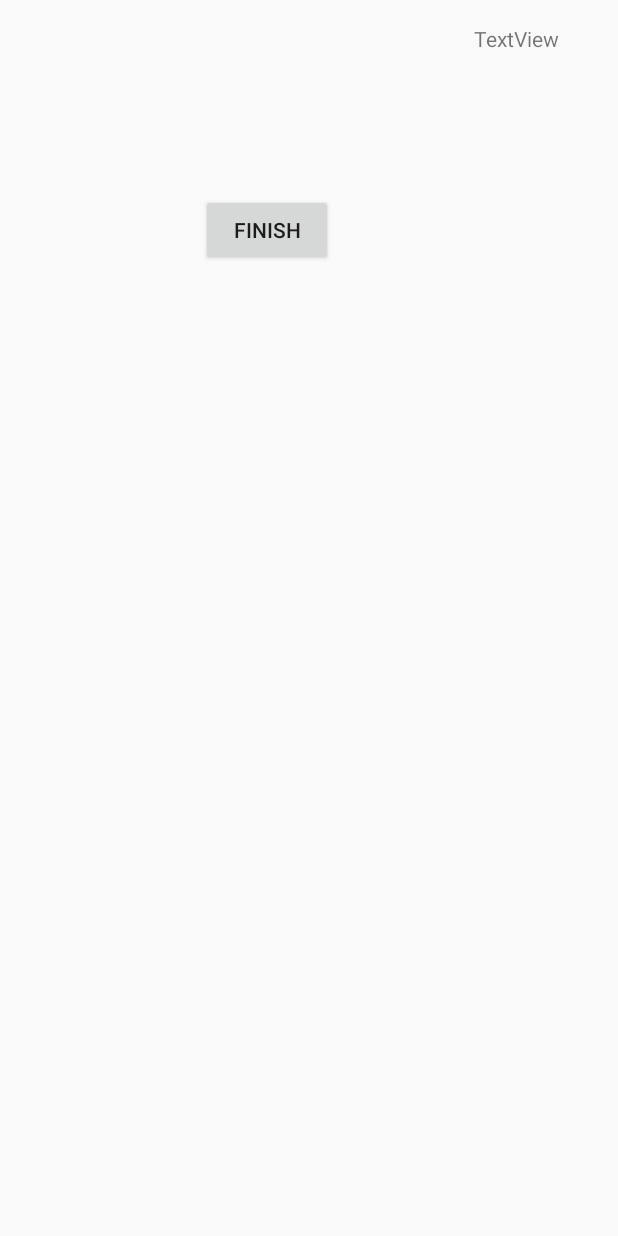
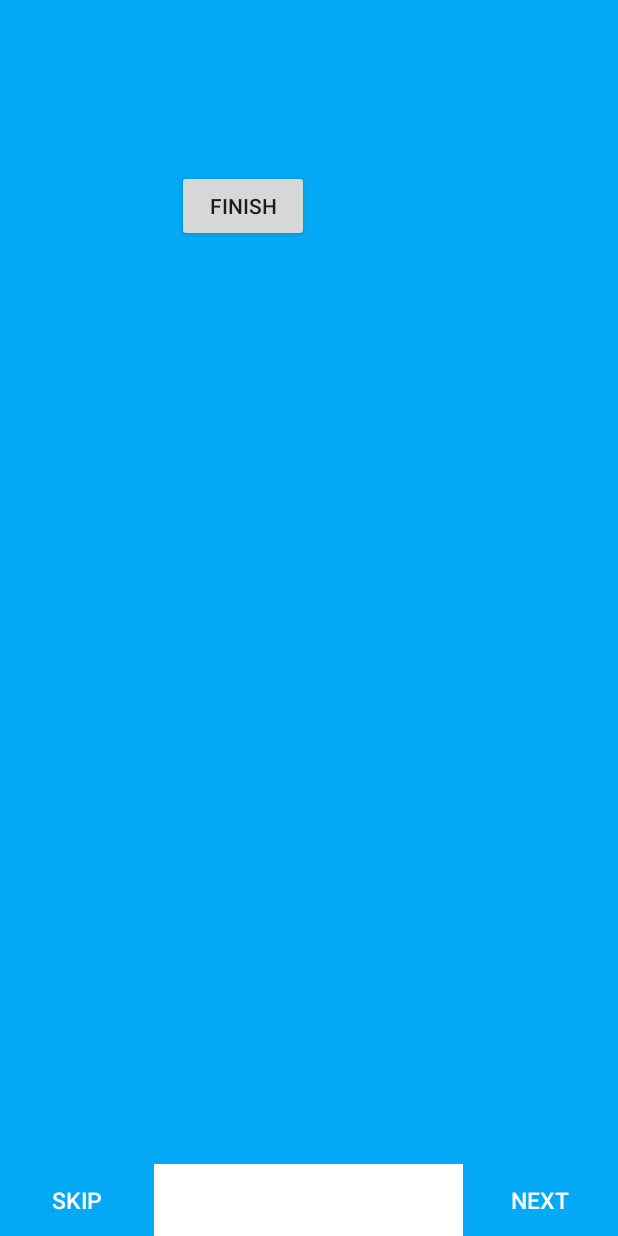
Before and after one commit to jonas27/SmartTask, an Android app: the WelcomeActivity screen opened directly, with no data from a screen before it, on a phone screen of 412 x 824 dp. Run offline under Robolectric (Android 15) with nearby library versions, the light colour scheme and no system bars.

Commit message:
Started working on intro layout.

```diff
--- a/app/build.gradle
+++ b/app/build.gradle
@@ -5,7 +5,7 @@ android {
     buildToolsVersion "25.0.2"
     defaultConfig {
         applicationId "com.example.joe.smarttask"
-        minSdkVersion 19
+        minSdkVersion 21
         targetSdkVersion 25
         versionCode 1
         versionName "1.0"
@@ -27,6 +27,8 @@ dependencies {
     androidTestCompile('com.android.support.test.espresso:espresso-core:2.2.2', {
         exclude group: 'com.android.support', module: 'support-annotations'
     })
+    compile 'com.android.support:support-v4:25.1.1'
     compile 'com.android.support:appcompat-v7:25.1.1'
+    compile 'com.android.support:recyclerview-v7:25.1.1'
     testCompile 'junit:junit:4.12'
 }
--- a/app/src/main/AndroidManifest.xml
+++ b/app/src/main/AndroidManifest.xml
@@ -15,8 +15,12 @@
                 <category android:name="android.intent.category.LAUNCHER" />
             </intent-filter>
         </activity>
+
         <activity
             android:name=".Welcome.WelcomeActivity"
+            android:screenOrientation="portrait" />
+        <activity
+            android:name=".MainPage.MPage"
             android:screenOrientation="portrait" />
     </application>
 
--- a/app/src/main/java/com/example/joe/smarttask/Welcome/WelcomeActivity.java
+++ b/app/src/main/java/com/example/joe/smarttask/Welcome/WelcomeActivity.java
@@ -4,6 +4,7 @@ package com.example.joe.smarttask.Welcome;
 
 import android.content.Context;
 import android.content.Intent;
+import android.graphics.Color;
 import android.os.Bundle;
 import android.support.v4.view.PagerAdapter;
 import android.support.v4.view.ViewPager;
@@ -22,6 +23,9 @@ import com.example.joe.smarttask.R;
 
 public class WelcomeActivity extends AppCompatActivity {
 
+    //Intent
+    private Intent intent;
+
     //ViewPager allows flipping through pages
     private ViewPager viewPager;
     private ViewPagerAdapter viewPagerAdapter;
@@ -30,46 +34,70 @@ public class WelcomeActivity extends AppCompatActivity {
     private int[] welcome_layouts;
 
     //define Buttons
-    private Button btn;
+    private Button skipBtn, nextBtn, gotitBtn;
 
 
     @Override
     protected void onCreate(Bundle savedInstanceState) {
-        Intent intent = getIntent();
+        intent = getIntent();
         super.onCreate(savedInstanceState);
         //set's the content (layout)
         setContentView(R.layout.welcome_activity);
 
+        //Bind all buttons to objects
+        skipBtn = (Button) findViewById(R.id.btnSkip);
+        nextBtn = (Button) findViewById(R.id.btnNext);
 
-        //ViewPager allows flipping through pages. ID is defined
-        viewPager = (ViewPager) findViewById(R.id.view_pager_welcome_activity);
+        //set's status bar color like background
+        getWindow().getDecorView().setSystemUiVisibility(
+                View.SYSTEM_UI_FLAG_LAYOUT_STABLE
+                        | View.SYSTEM_UI_FLAG_LAYOUT_FULLSCREEN
+                        | View.SYSTEM_UI_FLAG_LAYOUT_STABLE);
+        getWindow().setStatusBarColor(Color.TRANSPARENT);
 
-        //add inflating layouts
+        //add inflating layouts before pageview as it gives nullpointer exception
         welcome_layouts = new int[]{
                 R.layout.welcome1,
                 R.layout.welcome2
         };
 
 
-        viewPagerAdapter=new ViewPagerAdapter();
-        //makes inflating of welcome_activity possible
+        //ViewPager allows flipping through pages. ID is defined
+        viewPager = (ViewPager) findViewById(R.id.view_pager_welcome_activity);
+        viewPagerAdapter = new ViewPagerAdapter();
         viewPager.setAdapter(viewPagerAdapter);
 
+        //for changes in slide
+        viewPager.addOnPageChangeListener(new ViewPager.OnPageChangeListener() {
+            @Override
+            public void onPageScrolled(int position, float positionOffset, int positionOffsetPixels) {
 
-        //for changes in slide add this (eg admin sees more...)
-        //viewPager.addOnAdapterChangeListener(viewPagerPageChangeListener);
+            }
+
+            @Override
+            public void onPageSelected(int position) {
+                if (position == welcome_layouts.length - 1) {
+                    nextBtn.setText("Got It!");
+                } else {
+                    nextBtn.setText("Next");
+                }
+            }
 
 
-        //click on button closes app
-        btn = (Button) findViewById(R.id.button1);
-        btn.setOnClickListener(new View.OnClickListener() {
+            @Override
+            public void onPageScrollStateChanged(int state) {
+
+            }
+        });
+
+
+        //actions for buttons
+        skipBtn.setOnClickListener(new View.OnClickListener() {
             @Override
             public void onClick(View v) {
                 finish();
             }
         });
-
-
 
 
     }
--- a/app/src/main/res/layout/welcome1.xml
+++ b/app/src/main/res/layout/welcome1.xml
@@ -1,15 +1,12 @@
 <?xml version="1.0" encoding="utf-8"?>
 <RelativeLayout xmlns:android="http://schemas.android.com/apk/res/android"
     android:layout_width="match_parent"
-    android:layout_height="match_parent">
+    android:layout_height="match_parent"
+    android:background="#03A9F4"
+    android:paddingTop="16dp"
 
 
-    <TextView
-        android:id="@+id/textView"
-        android:layout_width="80dp"
-        android:layout_height="wrap_content"
-        android:layout_alignParentRight="true"
-        android:text="TextView" />
+    >
 
 
 </RelativeLayout>
--- a/app/src/main/res/layout/welcome_activity.xml
+++ b/app/src/main/res/layout/welcome_activity.xml
@@ -4,17 +4,62 @@
     android:id="@+id/welcome_activity"
     android:layout_width="match_parent"
     android:layout_height="match_parent"
-    android:paddingBottom="@dimen/activity_vertical_margin"
-    android:paddingLeft="@dimen/activity_horizontal_margin"
-    android:paddingRight="@dimen/activity_horizontal_margin"
-    android:paddingTop="@dimen/activity_vertical_margin"
+
+
     tools:context="com.example.joe.smarttask.Welcome.WelcomeActivity">
-    >
 
+    <!--
+    follow colorschemes at https://material.io/guidelines/style/color.html#color-color-palette
+-->
+
+
+    <!-- makes inflator possible -->
     <android.support.v4.view.ViewPager
         android:id="@+id/view_pager_welcome_activity"
         android:layout_width="match_parent"
         android:layout_height="match_parent" />
+
+
+    <LinearLayout
+        android:layout_width="match_parent"
+        android:layout_height="wrap_content"
+        android:layout_alignParentBottom="true"
+        android:orientation="horizontal"
+        android:weightSum="4">
+
+
+        <Button
+            android:id="@+id/btnSkip"
+            style="@style/Widget.AppCompat.Button.Borderless"
+            android:layout_width="0dp"
+            android:layout_height="wrap_content"
+            android:layout_gravity="start"
+            android:layout_weight="1"
+            android:text="Skip"
+            android:textColor="#FFFFFF"
+            android:textSize="15sp" />
+
+        <View
+            android:id="@+id/boxDots"
+            android:layout_width="0dp"
+            android:layout_height="48dp"
+            android:layout_gravity="bottom"
+            android:layout_weight="2"
+            android:background="#FFFFFF"
+            android:orientation="horizontal" />
+
+        <Button
+            android:id="@+id/btnNext"
+            style="@style/Widget.AppCompat.Button.Borderless"
+            android:layout_width="0dp"
+            android:layout_height="wrap_content"
+            android:layout_gravity="end"
+            android:layout_weight="1"
+            android:text="Next"
+            android:textColor="#FFFFFF"
+            android:textSize="15sp" />
+
+    </LinearLayout>
 
 
     <Button
```
Also changed, not shown: app/src/main/java/com/example/joe/smarttask/MainActivity.java (+38 -6 lines), app/src/main/java/com/example/joe/smarttask/MainPage/MPage.java (added, +25 -0 lines), app/src/main/res/layout/activity_main.xml (+54 -19 lines), app/src/main/res/layout/main_page.xml (added, +7 -0 lines).
